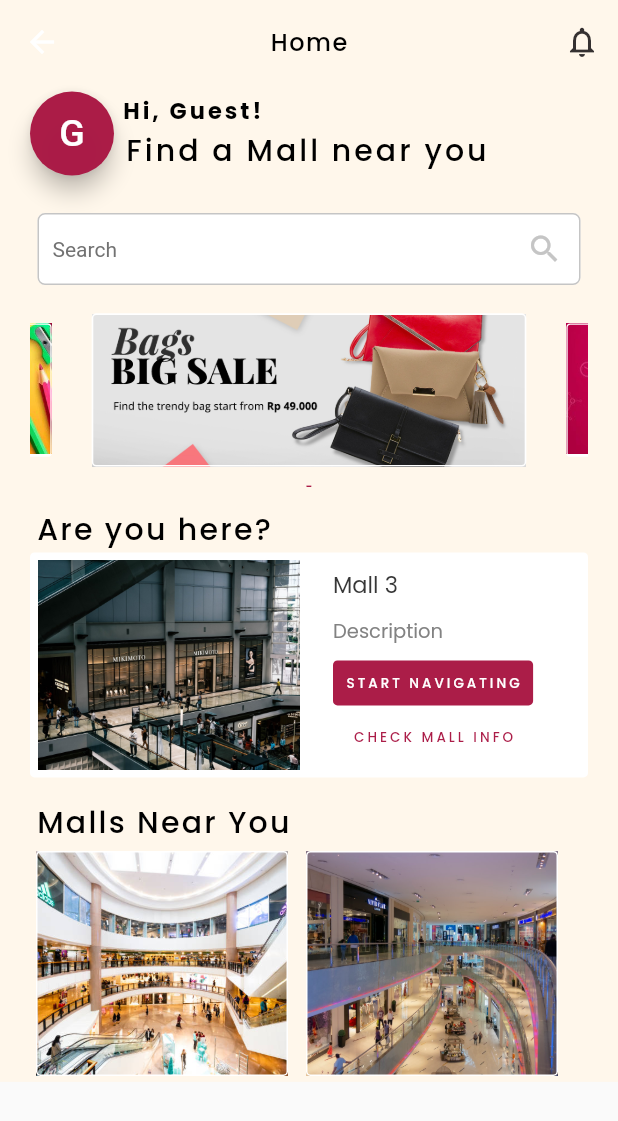
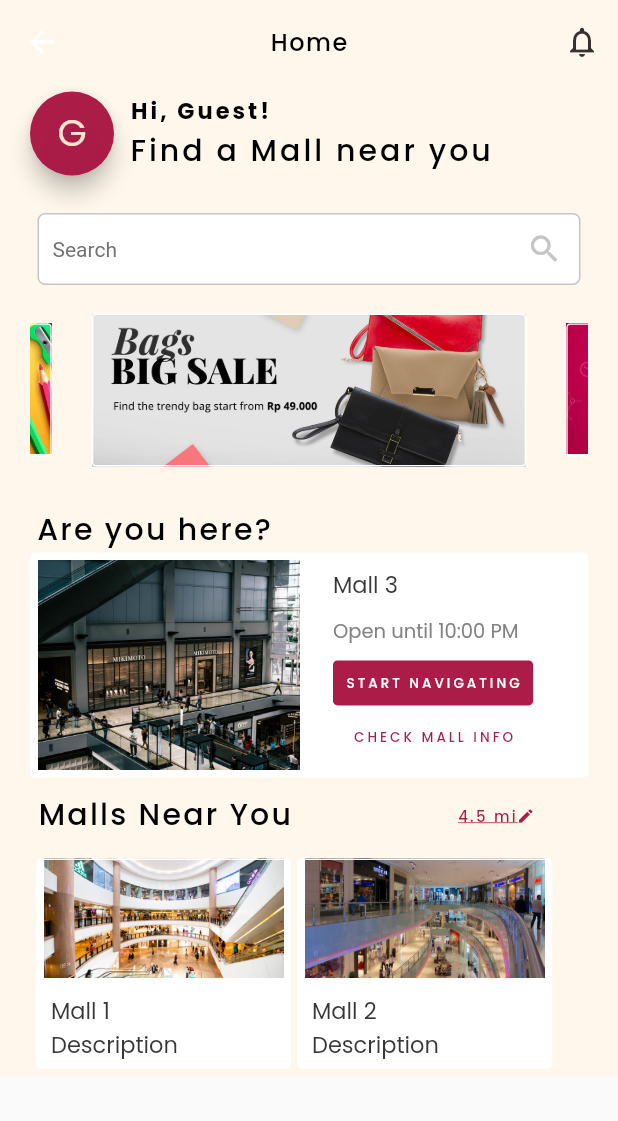
Before and after one commit to jaii041715/jerms-hackathon-2, a Flutter app: the Dashboard screen opened directly, on a phone screen of 412 x 824 dp. Shown: the top 1121 px of the screen. Run offline on Flutter 3.47's test engine with Material 2 defaults, Android fonts, the light colour scheme and no system bars; drawn by our look-alikes of carousel_slider; our stand-ins replace google_maps_flutter, location; missing offline and left inert: flutter_polyline_points; Roboto replaces fonts that are missing (Poppins-Regular).

Commit message:
feat: JERMS-updated dashboard

```diff
--- a/jerms_app_hackathon/lib/dashboard/dashboard.dart
+++ b/jerms_app_hackathon/lib/dashboard/dashboard.dart
@@ -67,9 +67,9 @@ class Dashboard extends StatelessWidget {
                       },
                       child: Text('G',
                           style: TextStyle(
+                            fontFamily: 'Poppins Regular',
                             fontSize: 25.0,
-                            letterSpacing: 2,
-                            color: Colors.white,
+                            color: Color(0xFFBF9E9D0),
                           )),
                     )
                   ]),
@@ -82,14 +82,19 @@ class Dashboard extends StatelessWidget {
                               fontFamily: 'Poppins Bold',
                               letterSpacing: 2,
                               color: Colors.black),
-                          text: ' Hi, Guest!\n',
+                          text: '  Hi, Guest!\n',
                           children: [
+                            WidgetSpan(
+                              child: Padding(
+                                padding: const EdgeInsets.only(left: 10.0),
+                              ),
+                            ),
                             TextSpan(
                               style: TextStyle(
                                   fontSize: 20.0,
                                   fontFamily: 'Poppins Medium',
                                   color: Colors.black),
-                              text: ' Find a Mall near you',
+                              text: 'Find a Mall near you',
                             ),
                           ],
                         ),
@@ -171,7 +176,8 @@ class Dashboard extends StatelessWidget {
 
             CarouselSlider(
               items: [
-                Text("-", style: TextStyle(color: Color(0xFFBAA1945))),
+                Text("-",
+                    style: TextStyle(fontSize: 200, color: Color(0xFFBAA1945))),
                 Text("-"),
               ],
               options: CarouselOptions(
@@ -238,7 +244,7 @@ class Dashboard extends StatelessWidget {
                             ),
                             Container(
                               margin: const EdgeInsets.fromLTRB(0, 10, 0, 10),
-                              child: Text('Description',
+                              child: Text('Open until 10:00 PM',
                                   style: TextStyle(
                                       fontFamily: 'Poppins Regular',
                                       fontSize: 13,
@@ -290,10 +296,10 @@ class Dashboard extends StatelessWidget {
 
             // Malls near you
             Container(
-              margin: const EdgeInsets.fromLTRB(4, 15, 15, 0),
-              child: Align(
-                alignment: Alignment.centerLeft,
-                child: Text(
+              margin: const EdgeInsets.fromLTRB(5, 10, 0, 10),
+              child: Row(
+                children: <Widget>[
+                  Text(
                     'Malls Near You',
                     textAlign: TextAlign.left,
                     overflow: TextOverflow.ellipsis,
@@ -303,6 +309,24 @@ class Dashboard extends StatelessWidget {
                         letterSpacing: 1.5,
                         color: Colors.black),
                   ),
+                  Container(
+                    margin: const EdgeInsets.only(left: 110, top: 2),
+                    child: Row(
+                      children: <Widget>[
+                        Text('4.5 mi',
+                            textAlign: TextAlign.end,
+                            overflow: TextOverflow.ellipsis,
+                            style: TextStyle(
+                                decoration: TextDecoration.underline,
+                                fontSize: 10.0,
+                                fontFamily: 'Poppins Medium',
+                                letterSpacing: 1.5,
+                                color: Color(0xFFBAA1945))),
+                        Icon(Icons.edit, color: Color(0xFFBAA1945), size: 12.0),
+                      ],
+                    ),
+                  )
+                ],
               ),
             ),
 
@@ -319,11 +343,21 @@ class Dashboard extends StatelessWidget {
                   ),
                   child: Column(children: [
                     Image.asset("assets/images/mallnearyou1.jpeg",
-                        width: 168, height: 150, fit: BoxFit.cover),
+                        width: 160, height: 80, fit: BoxFit.cover),
+                    Container(
+                      margin: const EdgeInsets.only(left: 10, top: 10),
+                      height: 50,
+                      width: 160,
+                      child: Text("Mall 1\nDescription",
+                          style: TextStyle(
+                              fontFamily: 'Poppins Regular',
+                              fontSize: 15,
+                              color: Color(0xFFB343434))),
+                    )
                   ]),
                 ),
                 Card(
-                  margin: const EdgeInsets.only(left: 8),
+                    margin: const EdgeInsets.only(left: 0),
                     elevation: 0,
                     shape: RoundedRectangleBorder(
                       side: BorderSide(
@@ -333,9 +367,18 @@ class Dashboard extends StatelessWidget {
                     ),
                     child: Column(children: [
                       Image.asset("assets/images/mallnearyou2.jpeg",
-                        width: 168, height: 150, fit: BoxFit.cover),
-                  ]),
+                          width: 160, height: 80, fit: BoxFit.cover),
+                      Container(
+                        margin: const EdgeInsets.only(left: 10, top: 10),
+                        height: 50,
+                        width: 160,
+                        child: Text("Mall 2\nDescription",
+                            style: TextStyle(
+                                fontFamily: 'Poppins Regular',
+                                fontSize: 15,
+                                color: Color(0xFFB343434))),
                       ),
+                    ])),
               ],
             )),
           ]))),
```
Lines whose indentation alone changed are shown as unchanged.
